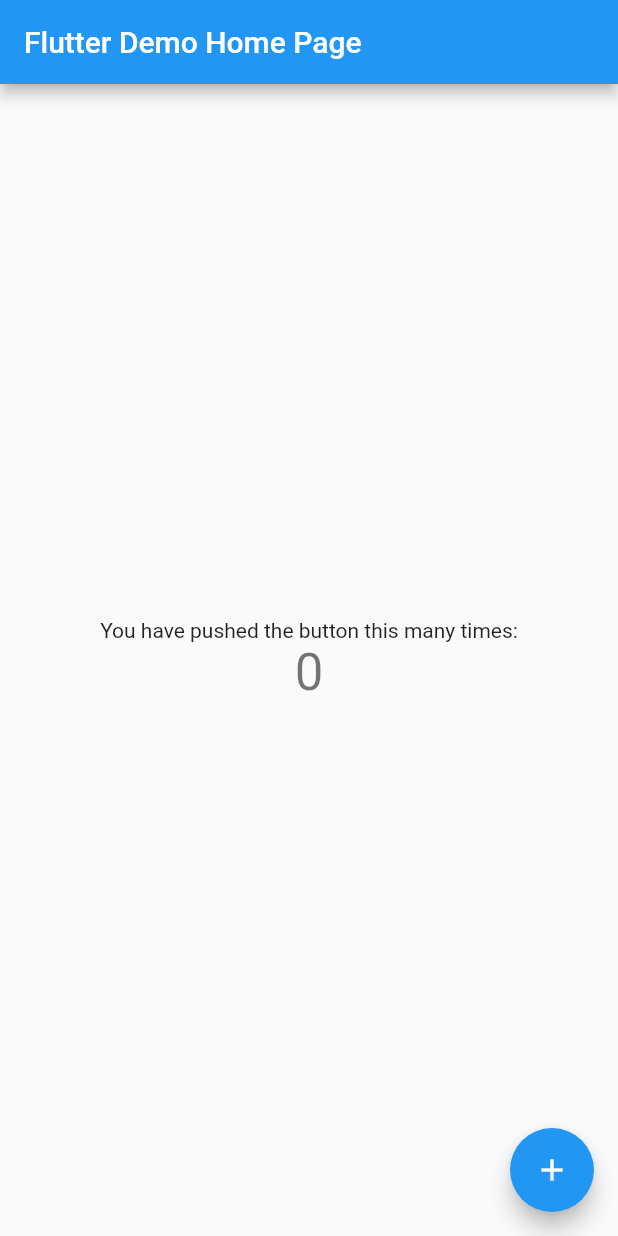
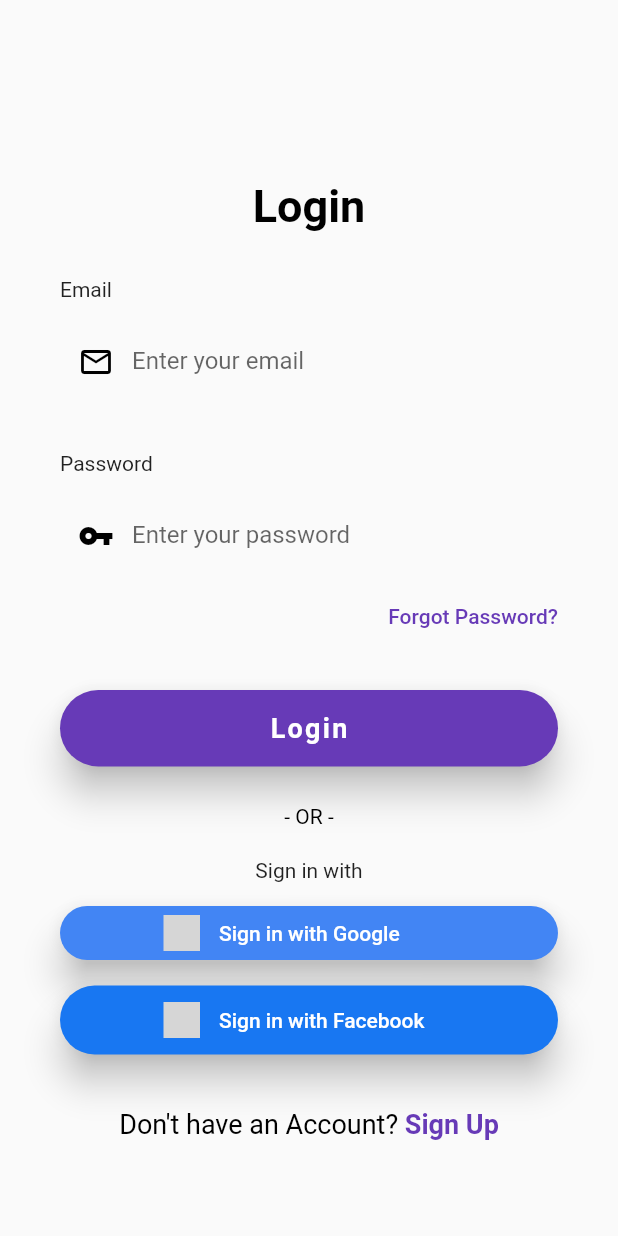
Before and after one commit to BpHana/note_project, a Flutter app: the screen it shows after launch, on a phone screen of 412 x 824 dp. Run offline on Flutter 3.47's test engine with Material 2 defaults, Android fonts, the phone set to English and light mode, and no system bars; our stand-ins replace firebase_core, flutter_signin_button, font_awesome_flutter; accounts and stored records are empty; Roboto replaces fonts that are missing (OpenSans); grey boxes are pictures that could not be loaded.

Commit message:
add login-screen.dart

```diff
--- a/lib/main.dart
+++ b/lib/main.dart
@@ -1,6 +1,11 @@
 import 'package:flutter/material.dart';
+import 'package:firebase_core/firebase_core.dart';
+import 'screens/screens.dart';
 
-void main() {
+void main() async {
+  WidgetsFlutterBinding.ensureInitialized();
+  await Firebase.initializeApp();
+
   runApp(MyApp());
 }
 
@@ -11,103 +16,9 @@ class MyApp extends StatelessWidget {
     return MaterialApp(
       title: 'Flutter Demo',
       theme: ThemeData(
-        // This is the theme of your application.
-        //
-        // Try running your application with "flutter run". You'll see the
-        // application has a blue toolbar. Then, without quitting the app, try
-        // changing the primarySwatch below to Colors.green and then invoke
-        // "hot reload" (press "r" in the console where you ran "flutter run",
-        // or simply save your changes to "hot reload" in a Flutter IDE).
-        // Notice that the counter didn't reset back to zero; the application
-        // is not restarted.
-        primarySwatch: Colors.blue,
+        primarySwatch: Colors.deepPurple,
       ),
-      home: MyHomePage(title: 'Flutter Demo Home Page'),
+      home: LoginScreen(),
     );
   }
 }
-
-class MyHomePage extends StatefulWidget {
-  MyHomePage({Key? key, required this.title}) : super(key: key);
-
-  // This widget is the home page of your application. It is stateful, meaning
-  // that it has a State object (defined below) that contains fields that affect
-  // how it looks.
-
-  // This class is the configuration for the state. It holds the values (in this
-  // case the title) provided by the parent (in this case the App widget) and
-  // used by the build method of the State. Fields in a Widget subclass are
-  // always marked "final".
-
-  final String title;
-
-  @override
-  _MyHomePageState createState() => _MyHomePageState();
-}
-
-class _MyHomePageState extends State<MyHomePage> {
-  int _counter = 0;
-
-  void _incrementCounter() {
-    setState(() {
-      // This call to setState tells the Flutter framework that something has
-      // changed in this State, which causes it to rerun the build method below
-      // so that the display can reflect the updated values. If we changed
-      // _counter without calling setState(), then the build method would not be
-      // called again, and so nothing would appear to happen.
-      _counter++;
-    });
-  }
-
-  @override
-  Widget build(BuildContext context) {
-    // This method is rerun every time setState is called, for instance as done
-    // by the _incrementCounter method above.
-    //
-    // The Flutter framework has been optimized to make rerunning build methods
-    // fast, so that you can just rebuild anything that needs updating rather
-    // than having to individually change instances of widgets.
-    return Scaffold(
-      appBar: AppBar(
-        // Here we take the value from the MyHomePage object that was created by
-        // the App.build method, and use it to set our appbar title.
-        title: Text(widget.title),
-      ),
-      body: Center(
-        // Center is a layout widget. It takes a single child and positions it
-        // in the middle of the parent.
-        child: Column(
-          // Column is also a layout widget. It takes a list of children and
-          // arranges them vertically. By default, it sizes itself to fit its
-          // children horizontally, and tries to be as tall as its parent.
-          //
-          // Invoke "debug painting" (press "p" in the console, choose the
-          // "Toggle Debug Paint" action from the Flutter Inspector in Android
-          // Studio, or the "Toggle Debug Paint" command in Visual Studio Code)
-          // to see the wireframe for each widget.
-          //
-          // Column has various properties to control how it sizes itself and
-          // how it positions its children. Here we use mainAxisAlignment to
-          // center the children vertically; the main axis here is the vertical
-          // axis because Columns are vertical (the cross axis would be
-          // horizontal).
-          mainAxisAlignment: MainAxisAlignment.center,
-          children: <Widget>[
-            Text(
-              'You have pushed the button this many times:',
-            ),
-            Text(
-              '$_counter',
-              style: Theme.of(context).textTheme.headline4,
-            ),
-          ],
-        ),
-      ),
-      floatingActionButton: FloatingActionButton(
-        onPressed: _incrementCounter,
-        tooltip: 'Increment',
-        child: Icon(Icons.add),
-      ), // This trailing comma makes auto-formatting nicer for build methods.
-    );
-  }
-}
--- /dev/null
+++ b/lib/screens/login-screen.dart
@@ -0,0 +1,208 @@
+import 'package:flutter/cupertino.dart';
+import 'package:flutter/material.dart';
+import 'package:flutter_signin_button/flutter_signin_button.dart';
+import 'package:font_awesome_flutter/font_awesome_flutter.dart';
+
+class LoginScreen extends StatelessWidget {
+  @override
+  Widget build(BuildContext context) {
+    return Scaffold(
+      body: Stack(
+        children: <Widget>[
+          Container(
+            height: double.infinity,
+            width: double.infinity,
+            decoration: BoxDecoration(),
+          ),
+          Container(
+            height: double.infinity,
+            child: SingleChildScrollView(
+              physics: AlwaysScrollableScrollPhysics(),
+              padding: EdgeInsets.symmetric(horizontal: 40, vertical: 120),
+              child: Column(
+                mainAxisAlignment: MainAxisAlignment.center,
+                children: <Widget>[
+                  Text(
+                    "Login",
+                    style: TextStyle(
+                        color: Colors.black,
+                        fontFamily: "OpenSans",
+                        fontSize: 30,
+                        fontWeight: FontWeight.bold),
+                  ),
+                  SizedBox(height: 30),
+                  _buildEmailTF(),
+                  SizedBox(height: 30),
+                  _buildPasswordTF(),
+                  _buildForgotPasswordBtn(),
+                  _buildLoginBtn(),
+                  Column(
+                    children: <Widget>[
+                      Text(
+                        '- OR -',
+                        style: TextStyle(
+                          color: Colors.black,
+                          fontWeight: FontWeight.w400,
+                        ),
+                      ),
+                      SizedBox(height: 20.0),
+                      Text(
+                        'Sign in with',
+                      ),
+                    ],
+                  ),
+                  Container(
+                    padding: EdgeInsets.symmetric(vertical: 10.0),
+                    width: double.infinity,
+                    child: SignInButton(
+                      Buttons.GoogleDark,
+                      padding: EdgeInsets.all(5.0),
+                      shape: RoundedRectangleBorder(
+                        borderRadius: BorderRadius.circular(30.0),
+                      ),
+                      elevation: 10,
+                      onPressed: () {print("Login with google");},
+                    ),
+                  ),
+                  Container(
+                    margin: EdgeInsets.only(bottom: 35),
+                    width: double.infinity,
+                    child: SignInButton(
+                      Buttons.FacebookNew,
+                      padding: EdgeInsets.all(11.0),
+                      shape: RoundedRectangleBorder(
+                        borderRadius: BorderRadius.circular(30.0),
+                      ),
+                      elevation: 10,
+                      onPressed: () => print("Login with facebook"),
+                    ),
+                  ),
+                  GestureDetector(
+                    onTap: () => print('Sign Up Button Pressed'),
+                    child: RichText(
+                      text: TextSpan(
+                        children: [
+                          TextSpan(
+                            text: 'Don\'t have an Account? ',
+                            style: TextStyle(
+                              color: Colors.black,
+                              fontSize: 18.0,
+                              fontWeight: FontWeight.w400,
+                            ),
+                          ),
+                          TextSpan(
+                            text: 'Sign Up',
+                            style: TextStyle(
+                              color: Colors.deepPurple,
+                              fontSize: 18.0,
+                              fontWeight: FontWeight.bold,
+                            ),
+                          ),
+                        ],
+                      ),
+                    ),
+                  )
+                ],
+              ),
+            ),
+          )
+        ],
+      ),
+    );
+  }
+
+  Container _buildLoginBtn() {
+    return Container(
+                  padding: EdgeInsets.symmetric(vertical: 25.0),
+                  width: double.infinity,
+                  child: ElevatedButton(
+                    style: ElevatedButton.styleFrom(
+                      padding: EdgeInsets.all(15.0),
+                      shape: RoundedRectangleBorder(
+                        borderRadius: BorderRadius.circular(30.0),
+                      ),
+                      elevation: 10,
+                    ),
+                    onPressed: () => print('Login Button Pressed'),
+                    child: Text(
+                      'Login',
+                      style: TextStyle(
+                        color: Colors.white,
+                        letterSpacing: 1.5,
+                        fontSize: 18.0,
+                        fontWeight: FontWeight.bold,
+                        fontFamily: 'OpenSans',
+                      ),
+                    ),
+                  ),
+                );
+  }
+
+  Container _buildForgotPasswordBtn() {
+    return Container(
+      alignment: Alignment.centerRight,
+      child: TextButton(
+        style: TextButton.styleFrom(padding: EdgeInsets.only(right: 0)),
+        onPressed: () => print('Forgot Password Button Pressed'),
+        child: Text(
+          'Forgot Password?',
+        ),
+      ),
+    );
+  }
+
+  Column _buildPasswordTF() {
+    return Column(
+      crossAxisAlignment: CrossAxisAlignment.start,
+      children: <Widget>[
+        Text("Password"),
+        SizedBox(height: 10),
+        Container(
+          alignment: Alignment.centerLeft,
+          height: 60,
+          child: TextField(
+            obscureText: true,
+            keyboardType: TextInputType.visiblePassword,
+            style: TextStyle(color: Colors.black),
+            decoration: InputDecoration(
+              border: InputBorder.none,
+              contentPadding: EdgeInsets.only(top: 14),
+              prefixIcon: Icon(
+                Icons.vpn_key,
+                color: Colors.black,
+              ),
+              hintText: "Enter your password",
+            ),
+          ),
+        )
+      ],
+    );
+  }
+
+  Column _buildEmailTF() {
+    return Column(
+      crossAxisAlignment: CrossAxisAlignment.start,
+      children: <Widget>[
+        Text("Email"),
+        SizedBox(height: 10),
+        Container(
+          alignment: Alignment.centerLeft,
+          height: 60,
+          child: TextField(
+            keyboardType: TextInputType.emailAddress,
+            style: TextStyle(color: Colors.black),
+            decoration: InputDecoration(
+              border: InputBorder.none,
+              contentPadding: EdgeInsets.only(top: 14),
+              prefixIcon: Icon(
+                Icons.email_outlined,
+                color: Colors.black,
+              ),
+              hintText: "Enter your email",
+            ),
+          ),
+        )
+      ],
+    );
+  }
+}
--- /dev/null
+++ b/lib/screens/screens.dart
@@ -0,0 +1 @@
+export 'login-screen.dart';
```
Also changed, not shown: pubspec.yaml (+10 -0 lines), pubspec.lock.
